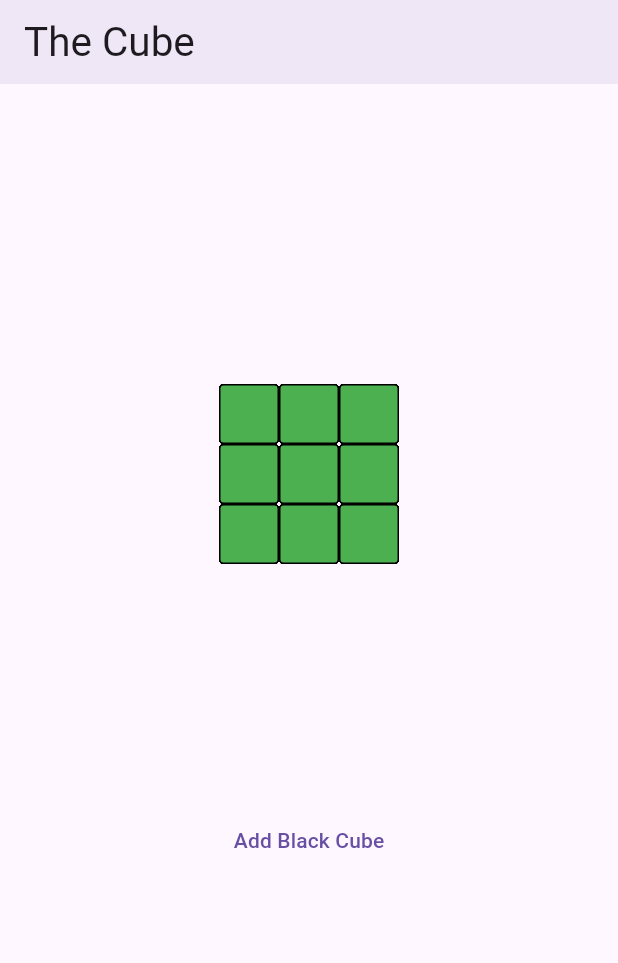
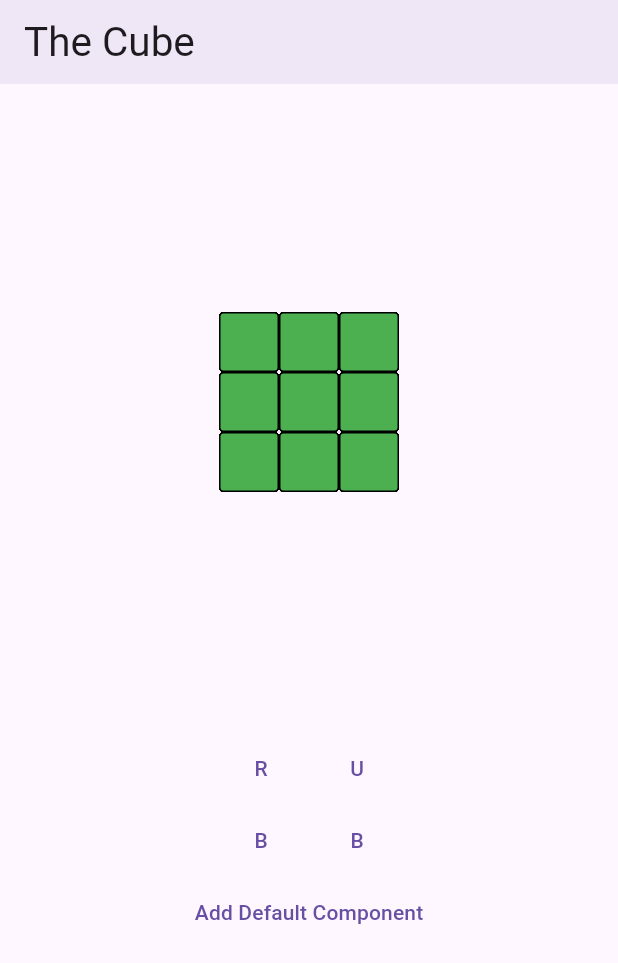
Before and after one commit to Lichyo/CyCube, a Flutter app: the screen it shows after launch, on a phone screen of 412 x 824 dp. Shown: the top 963 px of the screen. Run offline on Flutter 3.47's test engine with Material 3 defaults, Android fonts, the phone set to English and light mode, and no system bars; our stand-ins replace firebase_auth, firebase_core, firebase_storage, font_awesome_flutter, gap, google_fonts and 1 more; accounts and stored records are empty; Roboto replaces fonts that are missing (Aboreto).

Commit message:
r,u,b inverse step

```diff
--- a/lib/cube/cube_component.dart
+++ b/lib/cube/cube_component.dart
@@ -6,8 +6,14 @@ enum Facing { top, bottom, left, right, front, back }
 class CubeComponent extends StatelessWidget {
   final double cubeWidth;
   Map<Facing, Widget> _cube = {};
+  final Map<Facing, Color> cubeColor;
 
-  CubeComponent({super.key, isBlack = false, required this.cubeWidth}) {
+  CubeComponent({
+    super.key,
+    isBlack = false,
+    required this.cubeWidth,
+    required this.cubeColor,
+  }) {
     if (isBlack) {
       _cube = {
         Facing.top: Transform(
@@ -120,7 +126,7 @@ class CubeComponent extends StatelessWidget {
             width: cubeWidth,
             height: cubeWidth,
             decoration: BoxDecoration(
-              color: Colors.white,
+              color: cubeColor[Facing.top],
               border: Border.all(color: Colors.black),
               borderRadius: const BorderRadius.all(
                 Radius.circular(3),
@@ -137,7 +143,7 @@ class CubeComponent extends StatelessWidget {
             width: cubeWidth,
             height: cubeWidth,
             decoration: BoxDecoration(
-              color: Colors.yellow,
+              color: cubeColor[Facing.bottom],
               border: Border.all(color: Colors.black),
               borderRadius: const BorderRadius.all(
                 Radius.circular(3),
@@ -154,7 +160,7 @@ class CubeComponent extends StatelessWidget {
             width: cubeWidth,
             height: cubeWidth,
             decoration: BoxDecoration(
-              color: Colors.orange,
+              color: cubeColor[Facing.left],
               border: Border.all(color: Colors.black),
               borderRadius: const BorderRadius.all(
                 Radius.circular(3),
@@ -171,7 +177,7 @@ class CubeComponent extends StatelessWidget {
             width: cubeWidth,
             height: cubeWidth,
             decoration: BoxDecoration(
-              color: Colors.red,
+              color: cubeColor[Facing.right],
               border: Border.all(color: Colors.black),
               borderRadius: const BorderRadius.all(
                 Radius.circular(3),
@@ -186,7 +192,7 @@ class CubeComponent extends StatelessWidget {
             width: cubeWidth,
             height: cubeWidth,
             decoration: BoxDecoration(
-              color: Colors.green,
+              color: cubeColor[Facing.front],
               border: Border.all(color: Colors.black),
               borderRadius: const BorderRadius.all(
                 Radius.circular(3),
@@ -201,7 +207,7 @@ class CubeComponent extends StatelessWidget {
             width: cubeWidth,
             height: cubeWidth,
             decoration: BoxDecoration(
-              color: Colors.blue,
+              color: cubeColor[Facing.back],
               border: Border.all(color: Colors.black),
               borderRadius: const BorderRadius.all(
                 Radius.circular(3),
--- a/lib/cube/cube_state.dart
+++ b/lib/cube/cube_state.dart
@@ -1,9 +1,36 @@
+import 'package:cube/cube/cube.dart';
 import 'package:cube/cube/cube_component.dart';
 import 'single_cube_model.dart';
+import 'package:flutter/material.dart';
 
 class CubeState {
   List<SingleCubeModel> cubeModels = [];
   final double width;
+  Map<Facing, Color> cubeColor = {
+    Facing.top: Colors.white,
+    Facing.bottom: Colors.yellow,
+    Facing.right: Colors.red,
+    Facing.left: Colors.orange,
+    Facing.front: Colors.green,
+    Facing.back: Colors.blue,
+  };
+
+  void updateCubeComponent({
+    required int id,
+  }) {
+    final updatedCubeColor = _updateXColor(cube: cubeModels[id]);
+    cubeModels[id] = SingleCubeModel(
+      cubeColor: updatedCubeColor,
+      id: id,
+      component: CubeComponent(
+        cubeWidth: width,
+        cubeColor: updatedCubeColor,
+      ),
+      x: cubeModels[id].x,
+      y: cubeModels[id].y,
+      z: cubeModels[id].z,
+    );
+  }
 
   CubeState({required this.width}) {
     int id = 0;
@@ -13,7 +40,9 @@ class CubeState {
           cubeModels.add(
             SingleCubeModel(
               id: id,
+              cubeColor: cubeColor,
               component: CubeComponent(
+                cubeColor: cubeColor,
                 cubeWidth: width,
               ),
               x: x * width,
@@ -26,4 +55,77 @@ class CubeState {
       }
     }
   }
+
+  // 2, 5, 8
+  // 11, 14, 17
+  // 20, 23, 26
+
+  // 26 -> 8
+  // 8 -> 2
+  // 2 -> 20
+  // 20 -> 26
+  // void rMove() {
+  //   updateCubeComponent(id: 2);
+  //   // updateCubeComponent(id: 5);
+  //   updateCubeComponent(id: 8);
+  //   // updateCubeComponent(id: 11);
+  //   // updateCubeComponent(id: 17);
+  //   updateCubeComponent(id: 20);
+  //   updateCubeComponent(id: 26);
+  //   // updateCubeComponent(id: 23);
+  // }
+
+  void rMove() {
+    final CubeComponent cornerComponent = cubeModels[26].component;
+    cubeModels[26].component = cubeModels[20].component;
+    cubeModels[20].component = cubeModels[2].component;
+    cubeModels[2].component = cubeModels[8].component;
+    cubeModels[8].component = cornerComponent;
+
+    final CubeComponent edgeComponent = cubeModels[5].component;
+    cubeModels[5].component = cubeModels[17].component;
+    cubeModels[17].component = cubeModels[23].component;
+    cubeModels[23].component = cubeModels[11].component;
+    cubeModels[11].component = edgeComponent;
+  }
+
+  void bMoveReverse() {
+    final CubeComponent cornerComponent = cubeModels[0].component;
+    cubeModels[0].component = cubeModels[2].component;
+    cubeModels[2].component = cubeModels[8].component;
+    cubeModels[8].component = cubeModels[6].component;
+    cubeModels[6].component = cornerComponent;
+
+    final CubeComponent edgeComponent = cubeModels[1].component;
+    cubeModels[1].component = cubeModels[3].component;
+    cubeModels[3].component = cubeModels[7].component;
+    cubeModels[7].component = cubeModels[5].component;
+    cubeModels[5].component = edgeComponent;
+  }
+
+  void uMove() {
+    final CubeComponent cornerComponent = cubeModels[8].component;
+    cubeModels[8].component = cubeModels[6].component;
+    cubeModels[6].component = cubeModels[24].component;
+    cubeModels[24].component = cubeModels[26].component;
+    cubeModels[26].component = cornerComponent;
+
+    final CubeComponent edgeComponent = cubeModels[17].component;
+    cubeModels[17].component = cubeModels[7].component;
+    cubeModels[7].component = cubeModels[15].component;
+    cubeModels[15].component = cubeModels[25].component;
+    cubeModels[25].component = edgeComponent;
+  }
+
+  Map<Facing, Color> _updateXColor({required SingleCubeModel cube}) {
+    Color topColor = cube.component.cubeColor[Facing.top]!;
+    cube.component.cubeColor[Facing.top] =
+        cube.component.cubeColor[Facing.front]!;
+    cube.component.cubeColor[Facing.front] =
+        cube.component.cubeColor[Facing.bottom]!;
+    cube.component.cubeColor[Facing.bottom] =
+        cube.component.cubeColor[Facing.back]!;
+    cube.component.cubeColor[Facing.back] = topColor;
+    return cube.cubeColor;
+  }
 }
--- a/lib/cube/single_cube_model.dart
+++ b/lib/cube/single_cube_model.dart
@@ -1,4 +1,5 @@
 import 'cube_component.dart';
+import 'package:flutter/material.dart';
 
 class SingleCubeModel {
   final double x;
@@ -6,8 +7,10 @@ class SingleCubeModel {
   final double z;
   final int id;
   CubeComponent component;
+  Map<Facing, Color> cubeColor;
 
   SingleCubeModel({
+    required this.cubeColor,
     required this.id,
     required this.component,
     required this.x,
--- a/lib/view/home_page.dart
+++ b/lib/view/home_page.dart
@@ -1,5 +1,6 @@
 import 'package:cube/cube/cube_component.dart';
 import 'package:cube/cube/cube_state.dart';
+import 'package:cube/cube/single_cube_model.dart';
 import 'package:flutter/material.dart';
 import 'package:cube/cube/cube.dart';
 import 'package:google_fonts/google_fonts.dart';
@@ -57,16 +58,60 @@ class _RubiksCubeState extends State<RubiksCube> {
                 ),
               ),
               const Gap(200),
+              Column(
+                mainAxisAlignment: MainAxisAlignment.center,
+                children: [
+                  Row(
+                    mainAxisAlignment: MainAxisAlignment.center,
+                    children: [
+                      TextButton(
+                        onPressed: () {
+                          setState(() {
+                            cubeState.rMove();
+                          });
+                        },
+                        child: const Text('R'),
+                      ),
+                      TextButton(
+                        onPressed: () {
+                          setState(() {
+                            cubeState.uMove();
+                          });
+                        },
+                        child: const Text('U'),
+                      )
+                    ],
+                  ),
+                  Row(
+                    mainAxisAlignment: MainAxisAlignment.center,
+                    children: [
+                      TextButton(
+                        onPressed: () {
+                          setState(() {
+                            cubeState.bMoveReverse();
+                          });
+                        },
+                        child: const Text('B'),
+                      ),
+                      TextButton(
+                        onPressed: () {},
+                        child: const Text('B'),
+                      ),
+                    ],
+                  ),
+                ],
+              ),
               TextButton(
                 onPressed: () {
                   setState(() {
-                    cubeState.cubeModels[25].component = CubeComponent(
+                    cubeState.cubeModels[26].component = CubeComponent(
                       cubeWidth: 40,
+                      cubeColor: cubeState.cubeColor,
                       isBlack: true,
                     );
                   });
                 },
-                child: const Text('Add Black Cube'),
+                child: const Text('Add Default Component'),
               ),
             ],
           ),
```
